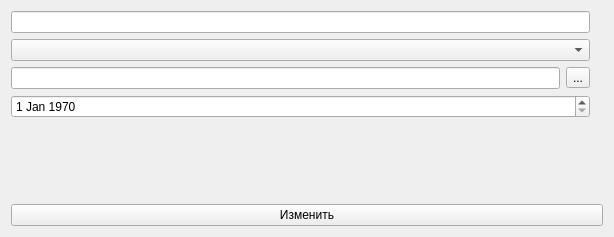
First picture: the form in src/ui/ModifyDialog.ui, repository teackot/veggieapp, before the edit.
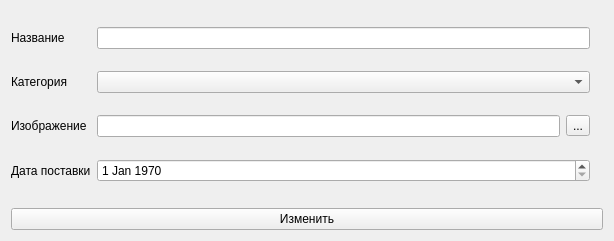
Second picture: the form after the edit.

Commit message: Prettier UI layout

The edit to the form file:
```diff
--- a/src/ui/ModifyDialog.ui
+++ b/src/ui/ModifyDialog.ui
@@ -7,40 +7,25 @@
     <x>0</x>
     <y>0</y>
     <width>614</width>
-    <height>237</height>
+    <height>241</height>
    </rect>
   </property>
   <property name="windowTitle">
    <string>Form</string>
   </property>
-  <layout class="QVBoxLayout" name="verticalLayout_3">
-   <item>
-    <layout class="QVBoxLayout" name="verticalLayout_2">
-     <item>
-      <layout class="QHBoxLayout" name="horizontalLayout">
-       <item>
         <layout class="QVBoxLayout" name="verticalLayout">
          <item>
-          <widget class="QLineEdit" name="nameInput"/>
-         </item>
+    <layout class="QHBoxLayout" name="horizontalLayout_4">
          <item>
-          <widget class="QComboBox" name="categoryCombo"/>
-         </item>
-         <item>
-          <layout class="QHBoxLayout" name="horizontalLayout_2">
-           <item>
-            <widget class="QLineEdit" name="fnameInput"/>
-           </item>
-           <item>
-            <widget class="QToolButton" name="fpickerButton">
+      <layout class="QGridLayout" name="gridLayout">
+       <item row="1" column="0">
+        <widget class="QLabel" name="label_2">
              <property name="text">
-              <string>...</string>
+          <string>Категория</string>
              </property>
             </widget>
            </item>
-          </layout>
-         </item>
-         <item>
+       <item row="3" column="1">
           <widget class="QDateEdit" name="dateEdit">
            <property name="date">
             <date>
@@ -51,18 +36,46 @@
            </property>
           </widget>
          </item>
+       <item row="2" column="1">
+        <layout class="QHBoxLayout" name="horizontalLayout_3">
          <item>
-          <spacer name="verticalSpacer">
-           <property name="orientation">
-            <enum>Qt::Vertical</enum>
+          <widget class="QLineEdit" name="fnameInput"/>
+         </item>
+         <item>
+          <widget class="QToolButton" name="fpickerButton">
+           <property name="text">
+            <string>...</string>
            </property>
-           <property name="sizeHint" stdset="0">
-            <size>
-             <width>20</width>
-             <height>40</height>
-            </size>
-           </property>
-          </spacer>
+          </widget>
+         </item>
+        </layout>
+       </item>
+       <item row="2" column="0">
+        <widget class="QLabel" name="label_3">
+         <property name="text">
+          <string>Изображение</string>
+         </property>
+        </widget>
+       </item>
+       <item row="0" column="0">
+        <widget class="QLabel" name="label">
+         <property name="text">
+          <string>Название</string>
+         </property>
+        </widget>
+       </item>
+       <item row="3" column="0">
+        <widget class="QLabel" name="label_4">
+         <property name="text">
+          <string>Дата поставки</string>
+         </property>
+        </widget>
+       </item>
+       <item row="1" column="1">
+        <widget class="QComboBox" name="categoryCombo"/>
+       </item>
+       <item row="0" column="1">
+        <widget class="QLineEdit" name="nameInput"/>
          </item>
         </layout>
        </item>
@@ -81,8 +94,6 @@
         <string>Изменить</string>
        </property>
       </widget>
-     </item>
-    </layout>
    </item>
   </layout>
  </widget>
```
Lines whose indentation alone changed are shown as unchanged. The commit also changes 3 other files.
